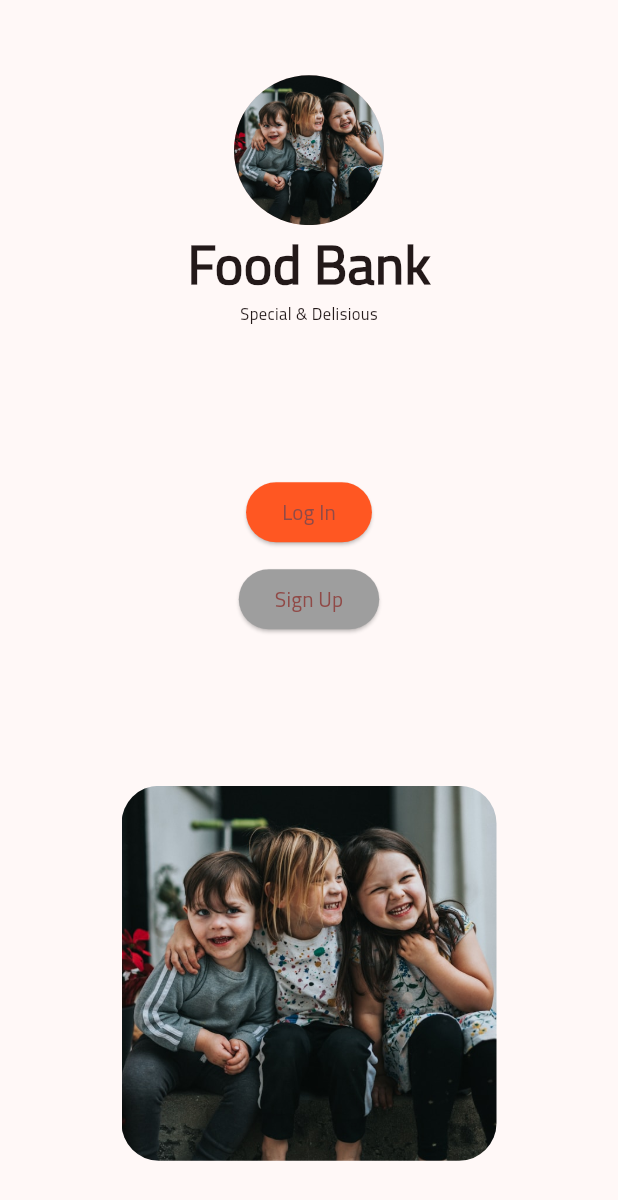
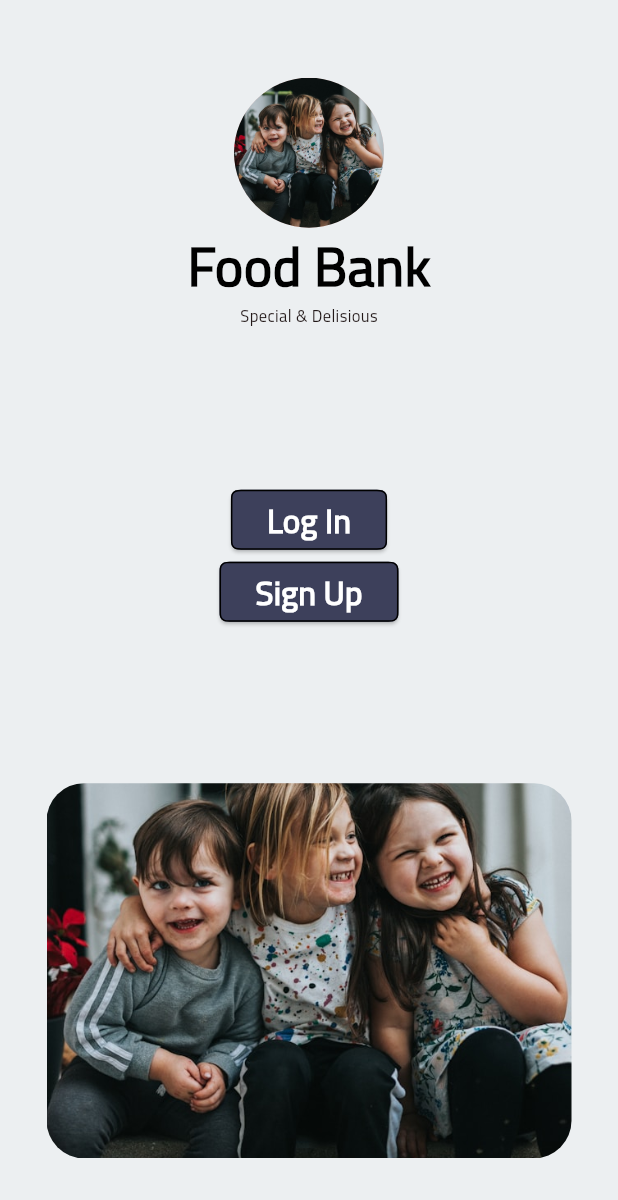
Before and after one commit to NAYRA92/flutter_dec_2025, a Flutter app: the screen it shows after launch, on a phone screen of 412 x 824 dp. Shown: the top 1200 px of the screen. Run offline on Flutter 3.47's test engine with Material 3 defaults, Android fonts, the phone set to English and light mode, and no system bars; our stand-ins replace water_drop_nav_bar; key blocks and very long unbroken strings in the code were emptied for the run.

Commit message:
new file:   lib/app_theme.dart 	modified:   lib/test_onboarding.dart

```diff
--- /dev/null
+++ b/lib/app_theme.dart
@@ -0,0 +1,51 @@
+import 'package:flutter/material.dart';
+
+
+const Color kPrimaryColor = Color(0xff3d405b);
+const Color kSecondaryColor = Color(0xffe07a5f);
+
+const Color kLightText = Colors.white;
+const Color kDarkText = Colors.black;
+
+
+TextStyle kHeaderDarkTextStyle = TextStyle(
+  fontSize: 36,
+  fontWeight: FontWeight.bold,
+  color: kDarkText
+);
+
+TextStyle kHeaderLightTextStyle = TextStyle(
+  fontSize: 36,
+  fontWeight: FontWeight.bold,
+  color: kLightText
+);
+
+TextStyle kTitleDarkTextStyle = TextStyle(
+  fontSize: 22,
+  fontWeight: FontWeight.bold,
+  color: kDarkText
+);
+
+TextStyle kTitleLightTextStyle = TextStyle(
+  fontSize: 22,
+  fontWeight: FontWeight.bold,
+  color: kLightText
+);
+
+ElevatedButton kPrimaryButton (
+String text,
+Function() fn
+){
+  return  ElevatedButton(
+                  style: ElevatedButton.styleFrom(
+                    backgroundColor: kPrimaryColor,
+                    side: BorderSide(
+                    ),
+                    shape: RoundedSuperellipseBorder(
+                      borderRadius: BorderRadius.circular(5)
+                    ),
+                  ),
+                onPressed: fn,
+                child: Text(text,
+                style: kTitleLightTextStyle,));
+}
--- a/lib/test_onboarding.dart
+++ b/lib/test_onboarding.dart
@@ -1,4 +1,6 @@
 import 'package:flutter/material.dart';
+
+import 'app_theme.dart';
 
 
 class TestOnboarding extends StatefulWidget {
@@ -12,6 +14,7 @@ class _TestOnboardingState extends State<TestOnboarding> {
   @override
   Widget build(BuildContext context) {
     return Scaffold(
+      backgroundColor: Colors.blueGrey[50],
       body: Center(
         child: Column(
           mainAxisAlignment: MainAxisAlignment.spaceAround,
@@ -23,10 +26,8 @@ class _TestOnboardingState extends State<TestOnboarding> {
                   radius: 50,
                 ),
                 Text("Food Bank",
-                style: TextStyle(
-                  fontSize: 36,
-                  fontWeight: FontWeight.bold
-                ),),
+                style: kHeaderDarkTextStyle
+                ),
 
                 Text("Special & Delisious",
                 style: TextStyle(
@@ -38,28 +39,17 @@ class _TestOnboardingState extends State<TestOnboarding> {
 
             Column(
               children: [
-                ElevatedButton(
-                  style: ElevatedButton.styleFrom(
-                    backgroundColor: Colors.deepOrange,
+             kPrimaryButton("Log In", (){}),
+             kPrimaryButton("Sign Up", (){}),
 
-                  ),
-                onPressed: (){},
-                child: Text("Log In")),
 
-                SizedBox(height: 10,),
 
-                ElevatedButton(
-                  style: ElevatedButton.styleFrom(
-                    backgroundColor: Colors.grey
-                  ),
-                onPressed: (){},
-                child: Text("Sign Up")),
               ],
             ),
 
             ClipRRect(
               borderRadius: BorderRadius.circular(25),
-              child: Image.asset("images/kids.jpg", height: 250, width: 250, fit: BoxFit.cover,))
+              child: Image.asset("images/kids.jpg", height: 250, width: 350, fit: BoxFit.cover,))
           ],
         ),
       ),
```
